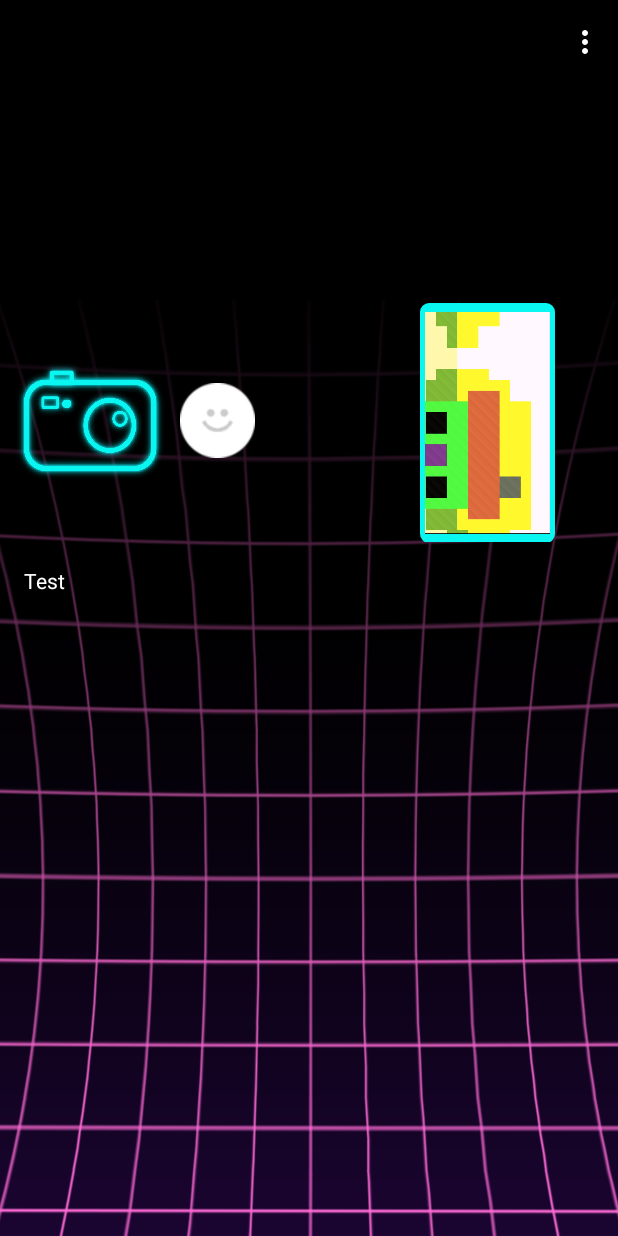
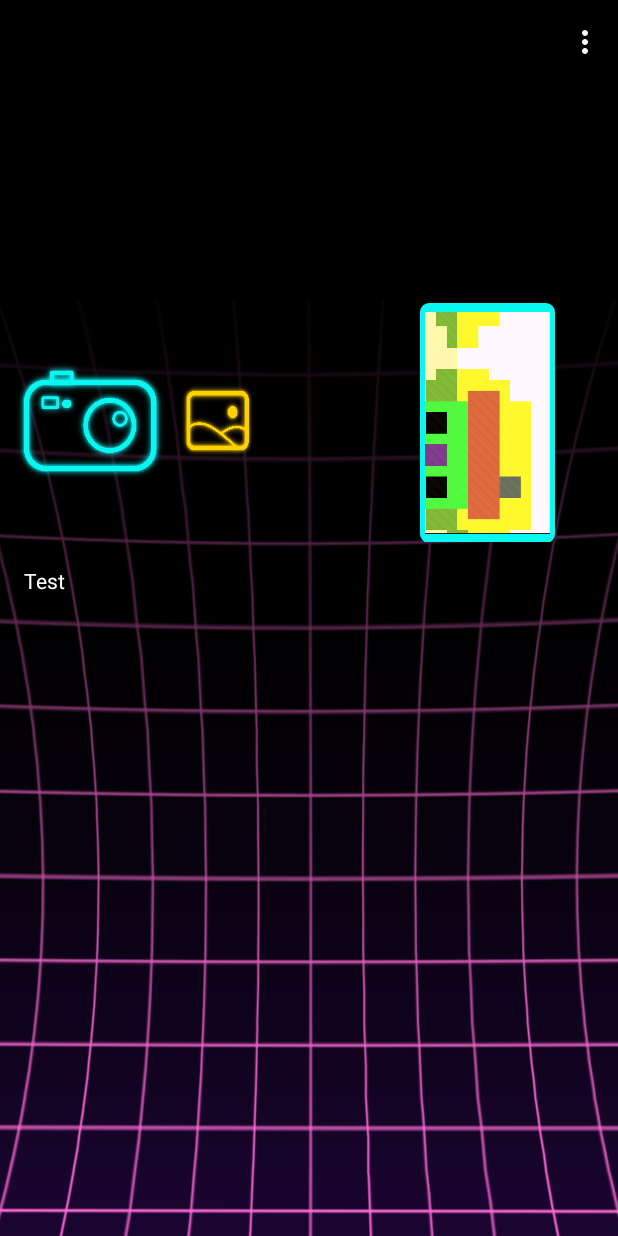
Before and after one commit to taylormr/OcuTune, an Android app: the screen it shows after launch (ScrollingActivity), on a phone screen of 412 x 824 dp. Run offline under Robolectric (Android 15) with nearby library versions, the phone set to English and light mode, and no system bars.

Commit message:
Added gallery button (Morgan's version).

```diff
--- a/app/src/main/res/layout/content_scrolling.xml
+++ b/app/src/main/res/layout/content_scrolling.xml
@@ -36,7 +36,7 @@
             android:layout_width="50dp"
             android:layout_height="50dp"
             android:layout_gravity="left|center_vertical"
-            android:background="@drawable/default_image_selected"
+            android:background="@drawable/gallery_button"
             android:onClick="openGallery" />
 
         <!--Picture preview, displays current picture being used-->
```
Also changed, not shown: app/src/main/res/drawable-v24/gallery_button.png (added).
